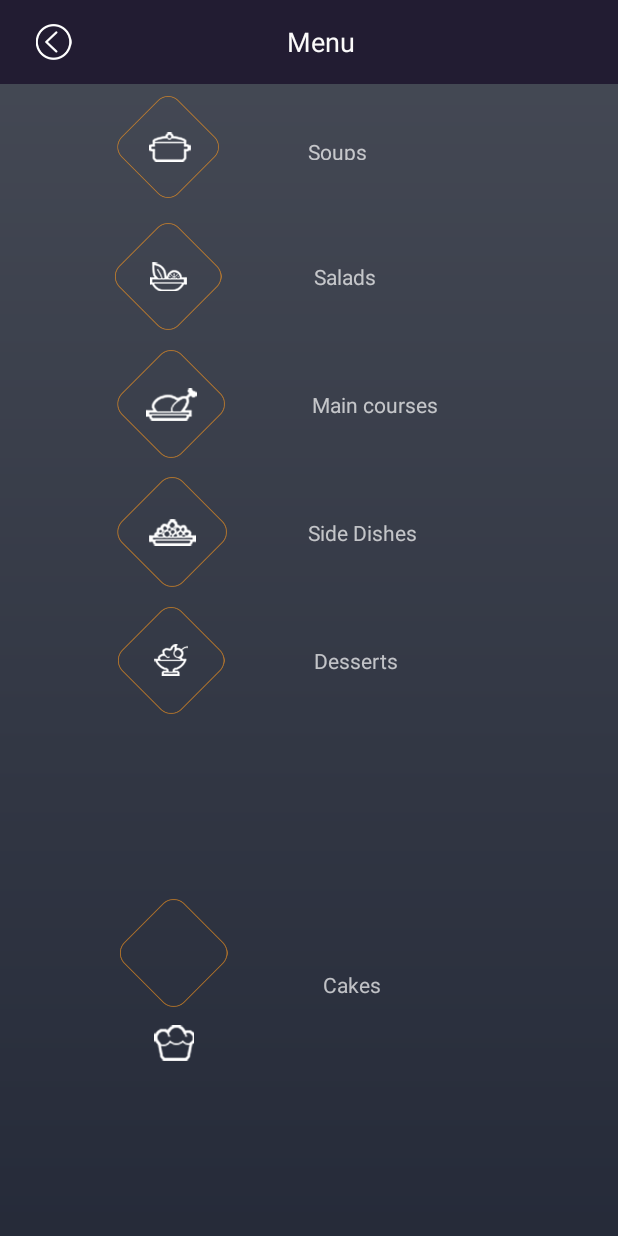
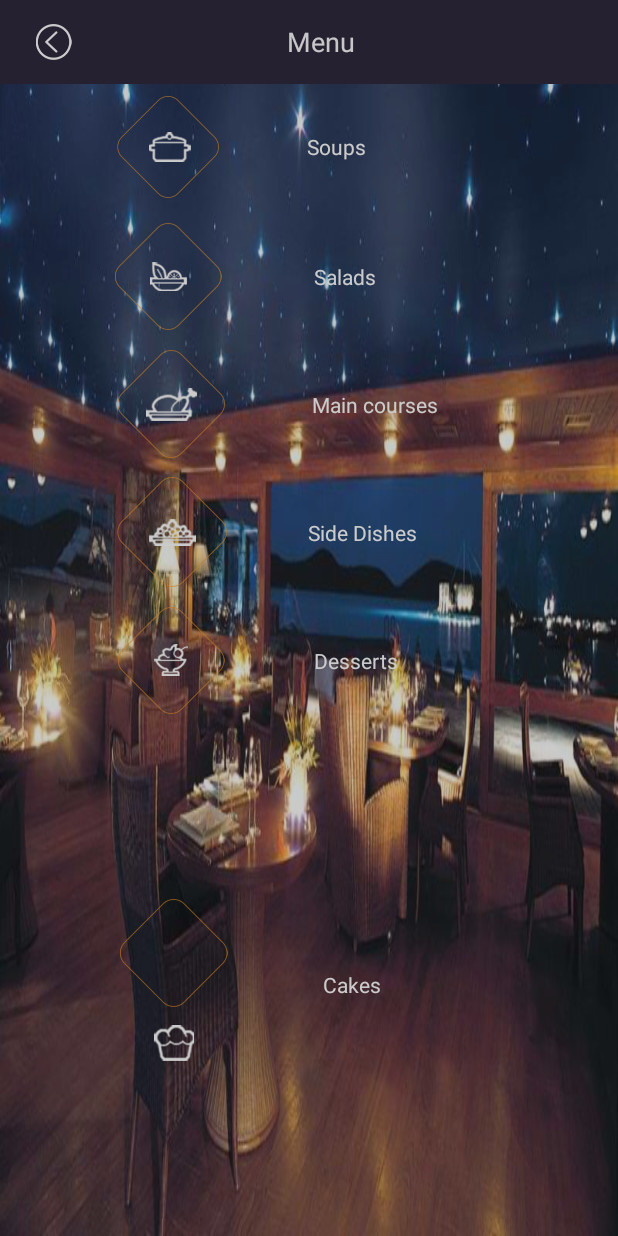
Before and after one commit to TomTisdallOU/cse4230-Homework2, an Android app: the layout food_menu.xml on its own in the app's theme, with its tools: preview values and no code run, on a phone screen of 412 x 824 dp. Run offline under Robolectric (Android 15) with nearby library versions, the phone set to English and light mode, and no system bars.

Commit message:
Added a couple restaurant images and see how they looked in the food_menu screen as part of the background

```diff
--- a/app/src/main/res/layout/food_menu.xml
+++ b/app/src/main/res/layout/food_menu.xml
@@ -4,8 +4,9 @@
     xmlns:tools="http://schemas.android.com/tools"
     android:layout_width="match_parent"
     android:layout_height="match_parent"
-    android:background="@drawable/gradient_background"
 
+    android:alpha="0.75"
+    android:background="@drawable/restaurant_3"
     android:orientation="vertical">
 
     <android.support.v7.widget.Toolbar xmlns:android="http://schemas.android.com/apk/res/android"
@@ -77,12 +78,13 @@
 
         <TextView
             android:id="@+id/textView8"
-            android:layout_width="wrap_content"
-            android:layout_height="15dp"
+            android:layout_width="44dp"
+            android:layout_height="21dp"
             android:layout_marginBottom="8dp"
             android:layout_marginEnd="8dp"
             android:layout_marginTop="8dp"
             android:text="Soups"
+            android:textColor="@android:color/white"
             app:layout_constraintBottom_toBottomOf="parent"
             app:layout_constraintEnd_toEndOf="parent"
             app:layout_constraintHorizontal_bias="0.237"
@@ -131,6 +133,7 @@
             android:layout_marginEnd="8dp"
             android:layout_marginTop="8dp"
             android:text="Salads"
+            android:textColor="@android:color/white"
             app:layout_constraintBottom_toBottomOf="parent"
             app:layout_constraintEnd_toEndOf="parent"
             app:layout_constraintHorizontal_bias="0.258"
@@ -178,6 +181,7 @@
             android:layout_marginEnd="8dp"
             android:layout_marginTop="8dp"
             android:text="Main courses"
+            android:textColor="@android:color/white"
             app:layout_constraintBottom_toBottomOf="parent"
             app:layout_constraintEnd_toEndOf="parent"
             app:layout_constraintHorizontal_bias="0.3"
@@ -224,6 +228,7 @@
             android:layout_marginStart="8dp"
             android:layout_marginTop="8dp"
             android:text="Side Dishes"
+            android:textColor="@android:color/white"
             app:layout_constraintBottom_toBottomOf="parent"
             app:layout_constraintEnd_toEndOf="parent"
             app:layout_constraintHorizontal_bias="0.222"
@@ -271,6 +276,7 @@
             android:layout_marginStart="8dp"
             android:layout_marginTop="8dp"
             android:text="Desserts"
+            android:textColor="@android:color/white"
             app:layout_constraintBottom_toBottomOf="parent"
             app:layout_constraintEnd_toEndOf="parent"
             app:layout_constraintHorizontal_bias="0.228"
@@ -318,6 +324,7 @@
             android:layout_marginEnd="8dp"
             android:layout_marginTop="8dp"
             android:text="Cakes"
+            android:textColor="@android:color/white"
             app:layout_constraintBottom_toBottomOf="parent"
             app:layout_constraintEnd_toEndOf="parent"
             app:layout_constraintHorizontal_bias="0.257"
```
Also changed, not shown: app/src/main/res/drawable/restaurant_2.png (added), app/src/main/res/drawable/restaurant_3.png (added).
